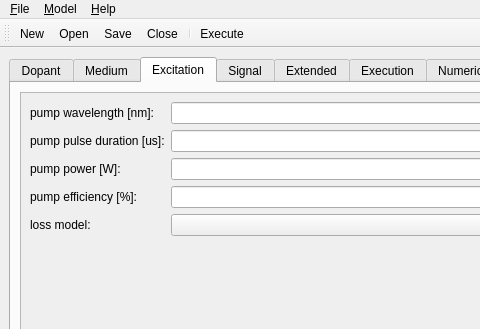
Before: the Qt Designer form npamp/mainwin.ui in vsemionov/npamp, drawn with Qt 5; both pictures show x 0 to 480 and y 0 to 329 of the 640 by 480 pixel window.
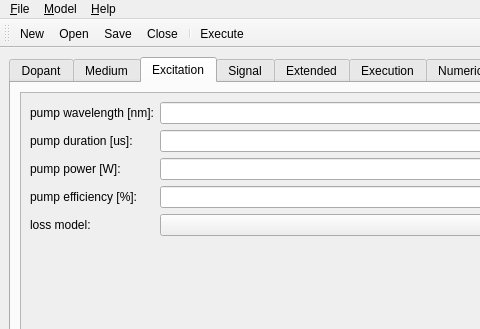
After: the same form once the commit is applied. The open tabs and pages were chosen to show the change. Icons and pictures are not drawn.

Commit message: changed parameter label

Diff of the .ui file:
```diff
--- a/npamp/mainwin.ui
+++ b/npamp/mainwin.ui
@@ -277,7 +277,7 @@
             <item row="1" column="0">
              <widget class="QLabel" name="label_pump_duration">
               <property name="text">
-               <string>pump pulse duration [us]:</string>
+               <string>pump duration [us]:</string>
               </property>
              </widget>
             </item>
```
